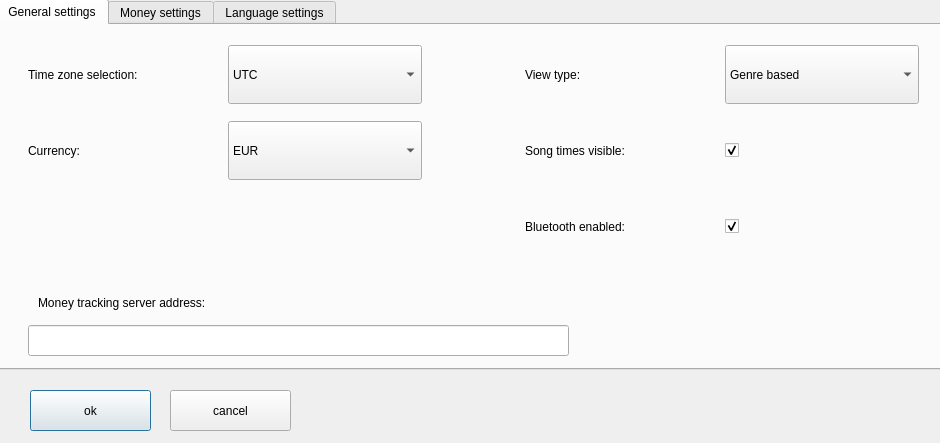
Above: blue-app/ui/ui-design/Settings.ui from matus-u/sz-bluetooth before the change. Below: the same form after it.
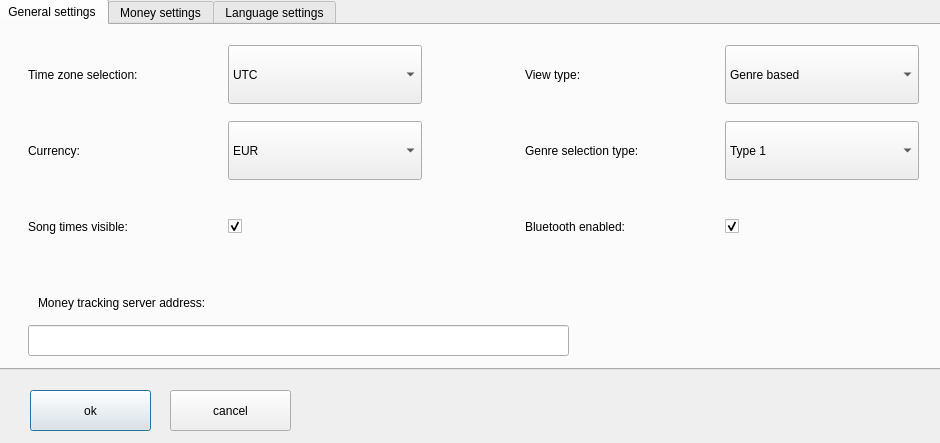
That is the form after the change.

Commit message: implement genre selection type based on combobox

Diff of the .ui file:
```diff
--- a/blue-app/ui/ui-design/Settings.ui
+++ b/blue-app/ui/ui-design/Settings.ui
@@ -98,13 +98,6 @@
         </property>
        </widget>
       </item>
-      <item row="2" column="3">
-       <widget class="QLabel" name="label_13">
-        <property name="text">
-         <string>Song times visible:</string>
-        </property>
-       </widget>
-      </item>
       <item row="0" column="1">
        <widget class="QComboBox" name="timeZoneCombobox">
         <property name="sizePolicy">
@@ -181,22 +174,6 @@
         </property>
        </spacer>
       </item>
-      <item row="2" column="4">
-       <widget class="QCheckBox" name="songTimeCheckBox">
-        <property name="sizePolicy">
-         <sizepolicy hsizetype="Minimum" vsizetype="Preferred">
-          <horstretch>0</horstretch>
-          <verstretch>0</verstretch>
-         </sizepolicy>
-        </property>
-        <property name="text">
-         <string/>
-        </property>
-        <property name="checked">
-         <bool>true</bool>
-        </property>
-       </widget>
-      </item>
       <item row="0" column="3">
        <widget class="QLabel" name="label_12">
         <property name="text">
@@ -251,6 +228,56 @@
         </property>
        </widget>
       </item>
+      <item row="2" column="3">
+       <widget class="QLabel" name="label_17">
+        <property name="text">
+         <string>Genre selection type:</string>
+        </property>
+       </widget>
+      </item>
+      <item row="4" column="0">
+       <widget class="QLabel" name="label_13">
+        <property name="text">
+         <string>Song times visible:</string>
+        </property>
+       </widget>
+      </item>
+      <item row="4" column="1">
+       <widget class="QCheckBox" name="songTimeCheckBox">
+        <property name="sizePolicy">
+         <sizepolicy hsizetype="Minimum" vsizetype="Preferred">
+          <horstretch>0</horstretch>
+          <verstretch>0</verstretch>
+         </sizepolicy>
+        </property>
+        <property name="text">
+         <string/>
+        </property>
+        <property name="checked">
+         <bool>true</bool>
+        </property>
+       </widget>
+      </item>
+      <item row="2" column="4">
+       <widget class="QComboBox" name="genreIteratingComboBox">
+        <property name="sizePolicy">
+         <sizepolicy hsizetype="Preferred" vsizetype="MinimumExpanding">
+          <horstretch>0</horstretch>
+          <verstretch>0</verstretch>
+         </sizepolicy>
+        </property>
+        <item>
+         <property name="text">
+          <string>Type 1</string>
+         </property>
+        </item>
+        <item>
+         <property name="text">
+          <string>Type 2</string>
+         </property>
+        </item>
+       </widget>
+      </item>
      </layout>
     </widget>
     <widget class="QLabel" name="label_2">
```
The commit also changes 9 other files.
